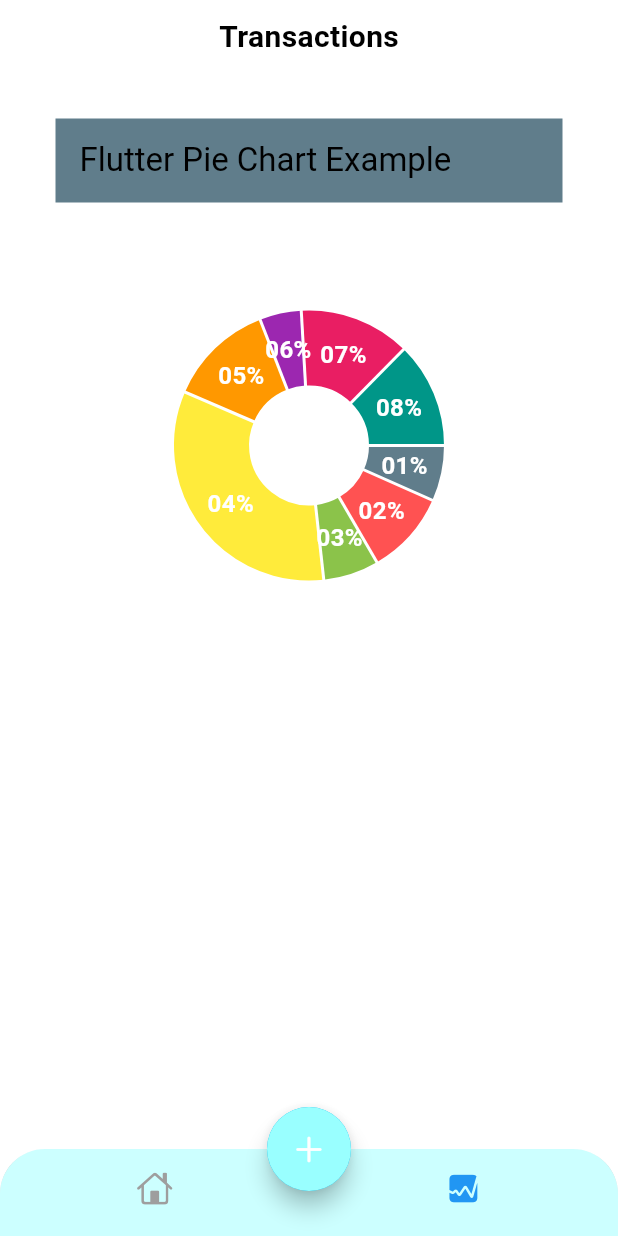
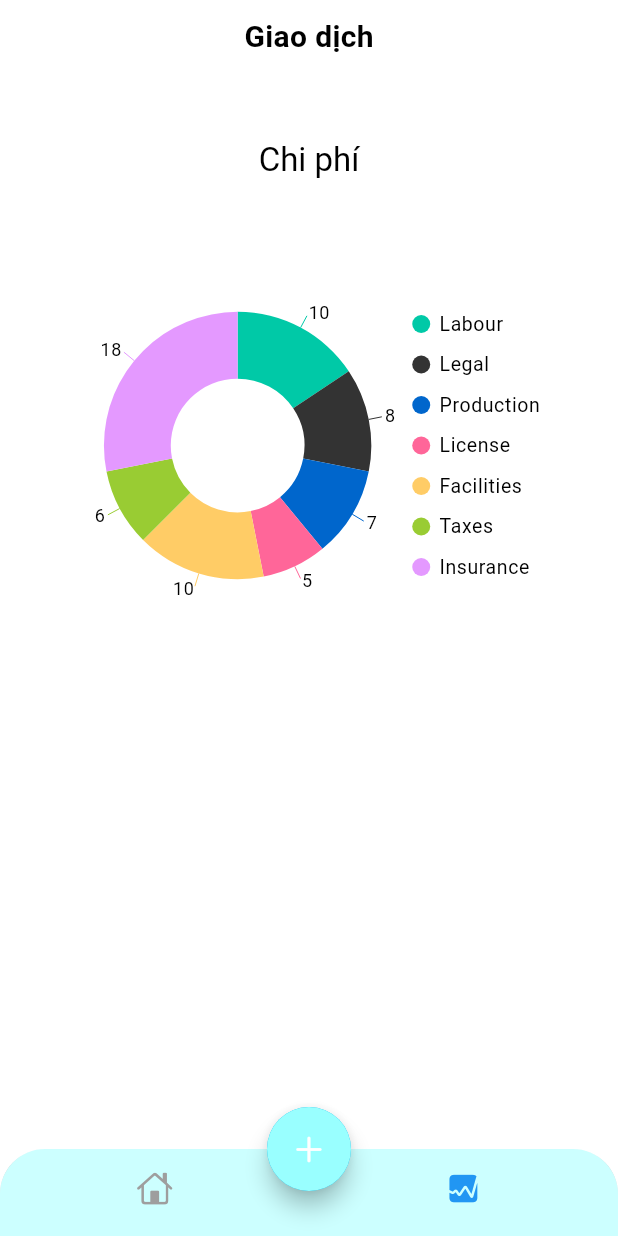
Before and after one commit to jkay-kmm/chitieu, a Flutter app: the screen it shows after launch, item 2 of the bottom bar chosen, on a phone screen of 412 x 824 dp. Run offline on Flutter 3.47's test engine with Material 3 defaults, Android fonts, the phone set to English and light mode, and no system bars; drawn by our look-alikes of fl_chart; our stand-ins replace bloc, cloud_firestore, equatable, firebase_core, flutter_bloc, flutter_colorpicker and 2 more; accounts and stored records are empty.

Commit message:
fix chart data

```diff
--- a/lib/screens/home/views/home_screen.dart
+++ b/lib/screens/home/views/home_screen.dart
@@ -11,6 +11,7 @@ import 'package:flutter/material.dart';
 import 'package:flutter_bloc/flutter_bloc.dart';
 
 import '../../add_expense/blocs/create_expense_bloc/create_expense_bloc.dart';
+import '../../stats/chart.dart';
 import '../../stats/stats.dart';
 
 class HomeScreen extends StatefulWidget {
@@ -26,6 +27,7 @@ class _HomeScreenState extends State<HomeScreen> {
   int index = 0;
   late Color selectedItem = Colors.blue;
   Color unselectedItem = Colors.grey;
+  late final List<Expense> expenses;
 
 
   @override
@@ -57,7 +59,10 @@ class _HomeScreenState extends State<HomeScreen> {
                     BottomNavigationBarItem(
                         icon: Icon(CupertinoIcons.graph_square_fill,
                             color: index == 1 ? selectedItem : unselectedItem
-                        ), label: 'Stats')]),
+                        ), label: 'Stats'
+                    )
+                  ]
+              ),
             ),
 
             floatingActionButtonLocation: FloatingActionButtonLocation.centerDocked,
@@ -83,6 +88,7 @@ class _HomeScreenState extends State<HomeScreen> {
                   ),
                 );
 
+
                 if(newExpense != null) {
                   setState(() {
                     state.expenses.insert(0, newExpense);
@@ -102,7 +108,9 @@ class _HomeScreenState extends State<HomeScreen> {
             ),
             body: index == 0
               ? MainScreen(state.expenses)
-              : StatScreen());
+              : StatScreen(
+
+            ));
         } else {
           return const Scaffold(
             body: Center(
--- a/lib/screens/home/views/main_screen.dart
+++ b/lib/screens/home/views/main_screen.dart
@@ -2,8 +2,6 @@ import 'package:expense_repository/expense_repository.dart';
 import 'package:flutter/cupertino.dart';
 import 'package:flutter/material.dart';
 import 'package:intl/intl.dart';
-
-// Tệp này được tạo tự động khi bạn chạy lệnh flutterfire configure
 import 'package:cloud_firestore/cloud_firestore.dart';
 
 import '../../stats/chart.dart';
@@ -44,12 +42,14 @@ class _MainScreenState extends State<MainScreen> {
     return SafeArea(
       child: buildPadding(context),
     );
+
   }
 
   Padding buildPadding(BuildContext context) {
     return Padding(
       padding: const EdgeInsets.symmetric(horizontal: 25.0, vertical: 10),
       child: Column(
+
         children: [
           Row(
             mainAxisAlignment: MainAxisAlignment.spaceBetween,
@@ -64,12 +64,12 @@ class _MainScreenState extends State<MainScreen> {
                         height: 50,
                         decoration: BoxDecoration(
                             shape: BoxShape.circle,
-                            color: Colors.yellow[700]
+                            color: Colors.yellow[200]
                         ),
                       ),
                       Icon(
                         CupertinoIcons.person_fill,
-                        color: Colors.yellow[800],
+                        color: Colors.yellow[700],
                       )
                     ],
                   ),
@@ -97,7 +97,7 @@ class _MainScreenState extends State<MainScreen> {
                   ),
                 ],
               ),
-              IconButton(onPressed: () {}, icon: const Icon(CupertinoIcons.settings))
+              IconButton(onPressed: () {}, icon: const Icon(CupertinoIcons.calendar_badge_plus ))
             ],
           ),
           const SizedBox(height: 20,),
@@ -119,7 +119,7 @@ class _MainScreenState extends State<MainScreen> {
               mainAxisAlignment: MainAxisAlignment.center,
               children: [
                 const Text(
-                  'Total Balance',
+                  'Tổng số dư ',
                   style: TextStyle(
                       fontSize: 16,
                       color: Colors.white,
@@ -162,7 +162,7 @@ class _MainScreenState extends State<MainScreen> {
                             crossAxisAlignment: CrossAxisAlignment.start,
                             children: [
                               Text(
-                                'Income',
+                                'Thu nhập',
                                 style: TextStyle(
                                     fontSize: 14,
                                     color: Colors.white,
@@ -203,7 +203,7 @@ class _MainScreenState extends State<MainScreen> {
                             crossAxisAlignment: CrossAxisAlignment.start,
                             children: [
                               Text(
-                                'Expense',
+                                'Chi phí ',
                                 style: TextStyle(
                                     fontSize: 14,
                                     color: Colors.white,
@@ -233,7 +233,7 @@ class _MainScreenState extends State<MainScreen> {
             mainAxisAlignment: MainAxisAlignment.spaceBetween,
             children: [
               const Text(
-                'Transactions',
+                'Giao dịch',
                 style: TextStyle(
                     fontSize: 16,
                     color:Colors.black,
@@ -243,7 +243,7 @@ class _MainScreenState extends State<MainScreen> {
               GestureDetector(
                 onTap: () {},
                 child: Text(
-                  'View All',
+                  'Xem tất',
                   style: TextStyle(
                       fontSize: 14,
                       color: Theme.of(context).colorScheme.outline,
@@ -504,5 +504,7 @@ class _MainScreenState extends State<MainScreen> {
         ],
       ),
     );
+
   }
+
 }
--- a/lib/screens/stats/chart.dart
+++ b/lib/screens/stats/chart.dart
@@ -1,8 +1,11 @@
-import 'package:fl_chart/fl_chart.dart';
+import 'package:expense_repository/expense_repository.dart';
 import 'package:flutter/material.dart';
+import 'package:syncfusion_flutter_charts/charts.dart';
 
 class MyChart extends StatefulWidget {
-  const MyChart({super.key});
+
+  final List<Expense> expenses;
+  const MyChart({super.key, required this.expenses});
 
 
   @override
@@ -10,88 +13,59 @@ class MyChart extends StatefulWidget {
 }
 
 class _MyChartState extends State<MyChart> {
+  late List<_ChartData> data;
+  late TooltipBehavior _tooltip;
+
+  @override
+  void initState() {
+    data = [
+      _ChartData('Labour', 10,const  Color(0xFF00C9A7)), // Green
+      _ChartData('Legal', 8,const  Color(0xFF333333)), // Black
+      _ChartData('Production', 7, const Color(0xFF0066CC)), // Blue
+      _ChartData('License', 5,const  Color(0xFFFF6699)), // Pink
+      _ChartData('Facilities', 10, const Color(0xFFFFCC66)), // Orange
+      _ChartData('Taxes', 6,const  Color(0xFF99CC33)), // Light Green
+      _ChartData('Insurance', 18,const Color(0xFFE499FF)), // Light Pink
+    ];
+
+    _tooltip = TooltipBehavior(enable: true);
+    super.initState();
+  }
+
   @override
   Widget build(BuildContext context) {
     return Scaffold(
-      // backgroundColor: Colors.blueGrey,
-      appBar: AppBar(
-        backgroundColor: Colors.blueGrey,
-        title: const Text('Flutter Pie Chart Example',),
-      ),
-      body: Center(
-        child: PieChart(
-          PieChartData(
-            sections: showingSections(),
-            sectionsSpace: 2,
-            centerSpaceRadius: 40,
-            pieTouchData: PieTouchData(
-              touchCallback: (FlTouchEvent event, pieTouchResponse) {
-                if (!event.isInterestedForInteractions ||
-                    pieTouchResponse == null ||
-                    pieTouchResponse.touchedSection == null) {
-                  setState(() {});
-                  return;
-                }
-                final touchedIndex =
-                    pieTouchResponse.touchedSection!.touchedSectionIndex;
-
-                setState(() {
-                  // Here you can change the state to highlight the touched section
-                });
-              },
-            ),
-            borderData: FlBorderData(
-              show: false,
-            ),
-            startDegreeOffset: 0,
-          ),
+        appBar: AppBar(
+          centerTitle: true,
+          title: const Text('Chi phí'),
         ),
-
-      ),
-    );
-  }
-
-  List<PieChartSectionData> showingSections() {
-    return List.generate(8, (i) {
-      switch (i) {
-        case 0:
-          return makePieSectionData(0, 20, '01', Colors.blueGrey);
-        case 1:
-          return makePieSectionData(1, 30, '02', Colors.redAccent);
-        case 2:
-          return makePieSectionData(2, 20, '03', Colors.lightGreen);
-        case 3:
-          return makePieSectionData(3, 100, '04', Colors.yellow);
-        case 4:
-          return makePieSectionData(4, 38, '05', Colors.orange);
-        case 5:
-          return makePieSectionData(5, 15, '06', Colors.purple);
-        case 6:
-          return makePieSectionData(6, 40, '07', Colors.pink);
-        case 7:
-          return makePieSectionData(7, 38, '08', Colors.teal);
-        default:
-          return throw Error();
-      }
-    });
-  }
-
-  PieChartSectionData makePieSectionData(
-      int index, double value, String title, Color color) {
-    const isTouched = false;
-    const double fontSize = isTouched ? 25 : 16;
-    const double radius = isTouched ? 60 : 50;
-
-    return PieChartSectionData(
-      color: color,
-      value: value,
-      title: '$title%',
-      radius: radius,
-      titleStyle:const  TextStyle(
-        fontSize: fontSize,
-        fontWeight: FontWeight.bold,
-        color: Colors.white,
-      ),
+        body: SfCircularChart(
+            tooltipBehavior: _tooltip,
+            series: <CircularSeries<_ChartData, String>>[
+              DoughnutSeries<_ChartData, String>(
+                  dataSource: data,
+                  xValueMapper: (_ChartData data, _) => data.x,
+                  yValueMapper: (_ChartData data, _) => data.y,
+                  pointColorMapper: (_ChartData data, _) => data.color,
+                  innerRadius: '50%',
+                  dataLabelSettings: const DataLabelSettings(
+                    isVisible: true,
+                    labelPosition: ChartDataLabelPosition.outside,
+                  ),
+                  name: 'Project Cost'),
+            ],
+            legend: const Legend(
+                isVisible: true,
+                overflowMode: LegendItemOverflowMode.wrap,
+                position: LegendPosition.right)
+        )
     );
   }
 }
+
+class _ChartData {
+  _ChartData(this.x, this.y, this.color);
+  final String x;
+  final double y;
+  final Color color;
+}
--- a/lib/screens/stats/stats.dart
+++ b/lib/screens/stats/stats.dart
@@ -4,9 +4,6 @@ import 'package:flutter/material.dart';
 import 'chart.dart';
 
 class StatScreen extends StatelessWidget {
-
-
-
   @override
   Widget build(BuildContext context) {
     return SafeArea(
@@ -18,7 +15,7 @@ class StatScreen extends StatelessWidget {
           children: [
             const Center(
               child: Text(
-                'Transactions',
+                'Giao dịch',
                 style: TextStyle(
                   fontSize: 20,
                   fontWeight: FontWeight.bold
@@ -35,7 +32,7 @@ class StatScreen extends StatelessWidget {
               ),
               child:  const Padding(
                 padding: EdgeInsets.fromLTRB(12, 20, 12, 12),
-                child: MyChart()
+                child: MyChart(expenses: [],)
               )
             )
           ],
--- a/pubspec.yaml
+++ b/pubspec.yaml
@@ -16,6 +16,7 @@ dependencies:
   flutter_colorpicker: ^1.1.0
   uuid: ^4.3.3
   pie_chart: ^5.4.0
+  syncfusion_flutter_charts: ^26.2.9
 
   firebase_core: ^2.16.0
 
```
Also changed, not shown: pubspec.lock, 1 other file.
